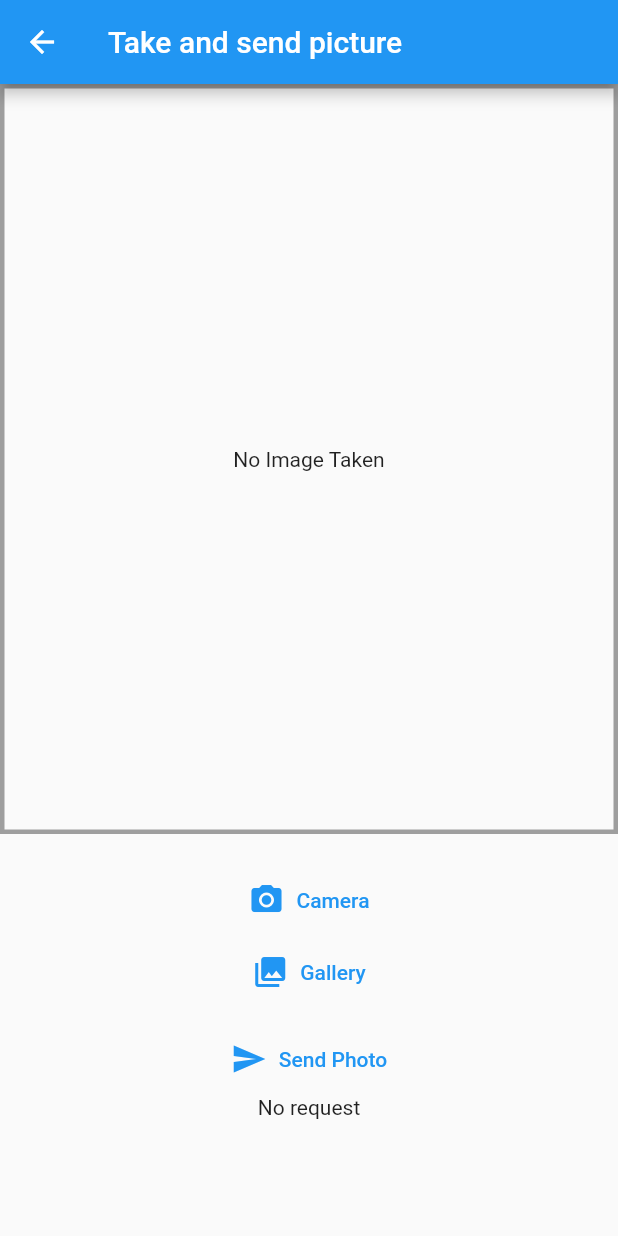
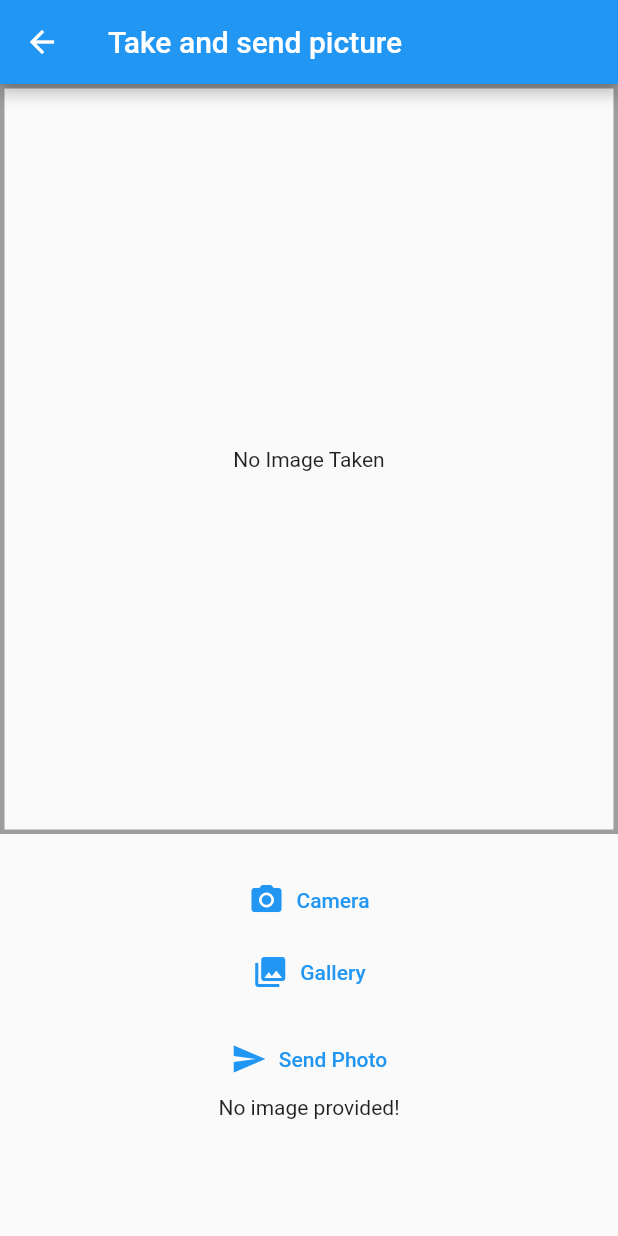
Before and after one commit to Chiki-Bricky/Bricky-App, a Flutter app: the TakePictureScreen screen opened by its route, after a tap on "Send Photo", on a phone screen of 412 x 824 dp. Run offline on Flutter 3.47's test engine with Material 2 defaults, Android fonts, the phone set to English and light mode, and no system bars; our stand-ins replace image_picker.

Commit message:
Add ServerAPI class

```diff
--- a/lib/Pages/take_picture_screen.dart
+++ b/lib/Pages/take_picture_screen.dart
@@ -1,16 +1,11 @@
 // @dart=2.9
 import 'dart:io';
-import 'dart:convert';
-import 'dart:typed_data';
-import 'package:http/http.dart' as http;
-
 import 'package:flutter/material.dart';
 import 'package:image_picker/image_picker.dart';
-import '../send_image.dart';
+import 'package:http/http.dart' as http;
 import 'package:path/path.dart' as path;
 import 'package:path_provider/path_provider.dart' as syspaths;
-
-import 'package:flutter/services.dart' show rootBundle;
+import '../send_image.dart';
 
 class TakePictureScreen extends StatefulWidget {
   static const routeName = '/take-picture';
@@ -23,35 +18,10 @@ class TakePictureScreen extends StatefulWidget {
 
 class _TakePictureScreenState extends State<TakePictureScreen> {
   File _pickedImage;
-  String text;
+  String serverResponse;
 
   void onSelectImage(File pickedImage) {
     _pickedImage = pickedImage;
-  }
-
-  Future<void> _sendPhoto() async {
-    Image img = Image.asset(_pickedImage.path);
-    Uint8List imageBytes =
-        (await rootBundle.load(_pickedImage.path)).buffer.asUint8List();
-    String base64Image = base64Encode(imageBytes);
-
-    final url = Uri.parse('http://192.168.31.234:5000/proccessImage');
-    http
-        .post(
-      url,
-      headers: <String, String>{
-        'Content-Type': 'application/json; charset=UTF-8'
-      },
-      body: jsonEncode({
-        'image': base64Image,
-      }),
-    )
-        .then((response) {
-      print("Response status: ${response.statusCode}");
-      setState(() {
-        text = "Response status: ${response.statusCode}";
-      });
-    });
   }
 
   Future<void> _takePictureFromCamera() async {
@@ -76,6 +46,20 @@ class _TakePictureScreenState extends State<TakePictureScreen> {
 
     setState(() {
       _pickedImage = savedImage;
+    });
+  }
+
+  Future<void> _sendPhoto() async {
+    if (_pickedImage == null) {
+      setState(() {
+        serverResponse = "No image provided!";
+      });
+      return;
+    }
+    http.Response response = await ServerAPI.sendPhoto(_pickedImage);
+    print("Response status: ${response.statusCode}");
+    setState(() {
+      serverResponse = "Response status: ${response.statusCode}";
     });
   }
 
@@ -127,7 +111,7 @@ class _TakePictureScreenState extends State<TakePictureScreen> {
             label: const Text('Send Photo'),
             onPressed: _sendPhoto,
           ),
-          Text(text ?? 'No request'),
+          Text(serverResponse ?? 'No request'),
         ],
       ),
     );
```
Also changed, not shown: lib/send_image.dart (+19 -28 lines).
